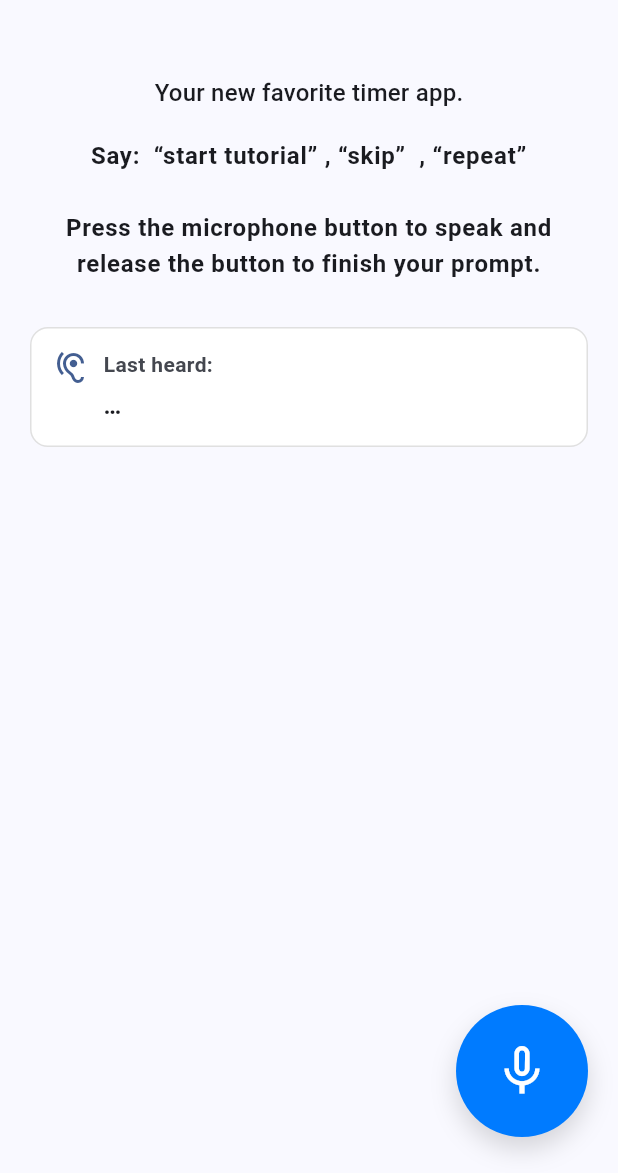
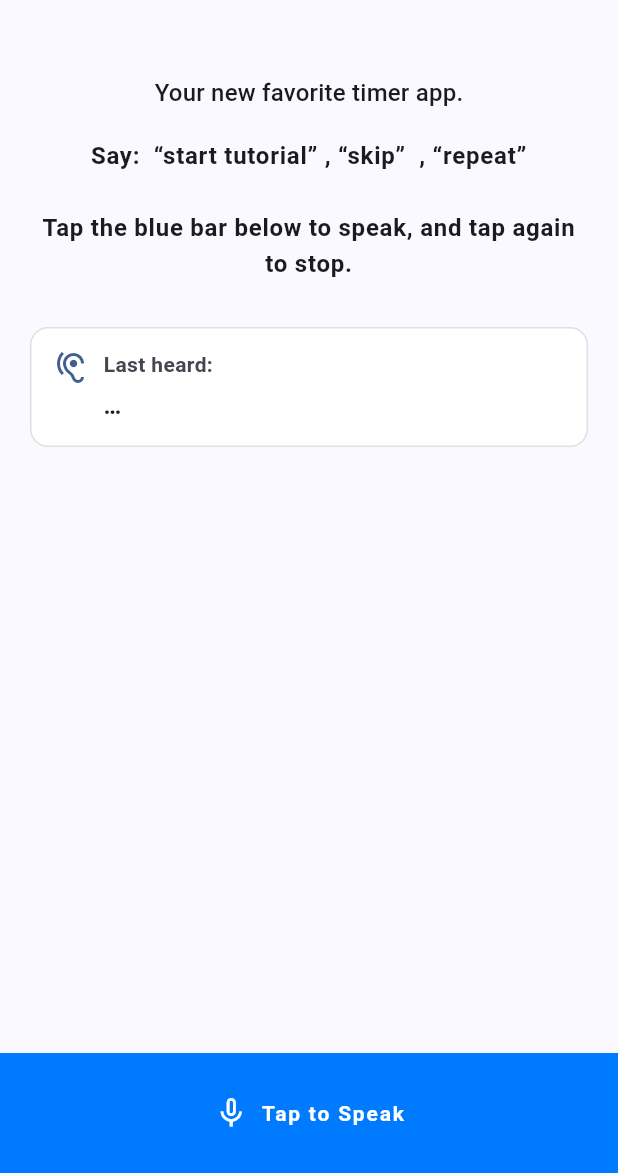
Before and after one commit to devgrg25/TickTalk-User-Stories-and-Project-Setup-Group-2-, a Flutter app: the screen it shows after launch, on a phone screen of 412 x 824 dp, the part 63-1236 px from its top. Run offline on Flutter 3.47's test engine with Material 3 defaults, Android fonts, the phone set to English and light mode, and no system bars; our stand-ins replace flutter_tts, shared_preferences, speech_to_text; missing offline and left inert: google_speech.

Commit message:
welcomepage and homepage mic updated

```diff
--- a/lib/homepage.dart
+++ b/lib/homepage.dart
@@ -188,7 +188,7 @@ class HomeScreenState extends State<HomeScreen> {
       // ----------------------- MAIN BODY ------------------------
       body: SafeArea(
         child: Padding(
-          padding: const EdgeInsets.only(bottom: 90),
+          padding: const EdgeInsets.only(bottom: 110), // increased from 90
           child: SingleChildScrollView(
             padding: const EdgeInsets.symmetric(horizontal: 16, vertical: 8),
             child: Column(
@@ -337,7 +337,8 @@ class HomeScreenState extends State<HomeScreen> {
                     ? Colors.redAccent
                     : const Color(0xFF007BFF),
                 width: double.infinity,
-                padding: const EdgeInsets.symmetric(vertical: 14),
+                padding: const EdgeInsets.symmetric(
+                    vertical: 28), // doubled tap area here
                 child: Row(
                   mainAxisAlignment: MainAxisAlignment.center,
                   children: [
--- a/lib/welcome_page.dart
+++ b/lib/welcome_page.dart
@@ -1,5 +1,4 @@
 // welcome_page.dart  (ONLY the import list + _handle() "start tutorial" part changed)
-
 import 'package:flutter/material.dart';
 import 'package:flutter/services.dart';
 import 'package:flutter_tts/flutter_tts.dart';
@@ -33,7 +32,7 @@ class _WelcomePageState extends State<WelcomePage> {
   final String _welcomeText = '''
 Welcome to TickTalk. I’ll guide you through setup and features step by step.
 Say “start tutorial” to begin, “skip” to continue to the app, or “repeat” to hear this again.
-Press and hold the microphone button on the right side of your screen to speak, then release to finish your request.
+Tap the blue bar at the bottom of your screen to speak, then tap again to stop.
 ''';
 
   @override
@@ -134,22 +133,21 @@ Press and hold the microphone button on the right side of your screen to speak,
       return;
     }
 
-    // ✅ ONLY CHANGE: handle "start tutorial" by launching a guided flow
+    // ✅ handle "start tutorial"
     if (has('start tutorial') || has('start the tutorial') || has('start')) {
       try {
         await _speech.stop();
         await _tts.stop();
       } catch (_) {}
 
-      // tiny 2-minute total demo: 1 min work, 1 min break
       final demo = TimerData(
-        id: '123', // Unique identifier for this timer preset
-        name: 'Pomodoro Study', // A descriptive name
-        totalTime: 80, // Total time in seconds (30 minutes)
-        workInterval: 20, // Work duration in seconds (25 minutes)
-        breakInterval: 10, // Break duration in seconds (5 minutes)
-        totalSets: 3, // The number of work/break cycles
-        currentSet: 1, // Starting at the first set
+        id: '123',
+        name: 'Pomodoro Study',
+        totalTime: 80,
+        workInterval: 20,
+        breakInterval: 10,
+        totalSets: 3,
+        currentSet: 1,
       );
 
       if (!mounted) return;
@@ -187,23 +185,17 @@ Press and hold the microphone button on the right side of your screen to speak,
     if (has('hey ticktalk start the stopwatch') ||
         has('start the stopwatch') ||
         has('start stopwatch')) {
-      // TODO: navigate to stopwatch if you want outside tutorial
+      // Optional future feature
       return;
     }
   }
 
-  // --------- Press-to-talk: haptic + click feedback ---------- //
-  Future<void> _pressToTalkStart() async {
+  // Optional tactile feedback
+  Future<void> _triggerFeedback() async {
     try {
       HapticFeedback.mediumImpact();
       SystemSound.play(SystemSoundType.click);
     } catch (_) {}
-    await _tts.stop();
-    await _startListening();
-  }
-
-  Future<void> _pressToTalkStop() async {
-    await _stopListening();
   }
 
   @override
@@ -224,11 +216,12 @@ Press and hold the microphone button on the right side of your screen to speak,
         title: const Text('Welcome to TickTalk!'),
         centerTitle: true,
       ),
-      body: Stack(
+      body: SafeArea(
+        child: Stack(
           children: [
-          // content
+            // --------- Main content ---------
             ListView(
-            padding: const EdgeInsets.fromLTRB(20, 28, 20, 120),
+              padding: const EdgeInsets.fromLTRB(20, 28, 20, 140),
               children: [
                 const SizedBox(height: 8),
                 Text(
@@ -239,7 +232,7 @@ Press and hold the microphone button on the right side of your screen to speak,
                 const SizedBox(height: 18),
                 Text(
                   'Say:  “start tutorial” , “skip”  , “repeat”\n\n'
-                    'Press the microphone button to speak and release the button to finish your prompt.',
+                      'Tap the blue bar below to speak, and tap again to stop.',
                   textAlign: TextAlign.center,
                   style: Theme.of(context)
                       .textTheme
@@ -287,38 +280,53 @@ Press and hold the microphone button on the right side of your screen to speak,
               ],
             ),
 
-          // Bottom-right, big press-to-talk mic (≈2× size)
-          Positioned(
-            right: 20,
-            bottom: 24,
+            // --------- Bottom full-width mic bar (same as HomeScreen) ---------
+            Align(
+              alignment: Alignment.bottomCenter,
+              child: SafeArea(
                 child: GestureDetector(
-              onTapDown: (_) => _pressToTalkStart(),
-              onTapUp: (_) => _pressToTalkStop(),
-              onTapCancel: _pressToTalkStop,
-              child: Container(
-                width: 88,
-                height: 88,
-                decoration: BoxDecoration(
-                  color: _listening ? Colors.redAccent : const Color(0xFF007BFF),
-                  shape: BoxShape.circle,
-                  boxShadow: [
-                    BoxShadow(
-                      color: Colors.black.withOpacity(0.15),
-                      blurRadius: 14,
-                      offset: const Offset(0, 8),
+                  onTap: () async {
+                    await _triggerFeedback();
+                    if (_listening) {
+                      await _stopListening();
+                    } else {
+                      await _tts.stop();
+                      await _startListening();
+                    }
+                  },
+                  child: AnimatedContainer(
+                    duration: const Duration(milliseconds: 300),
+                    color:
+                    _listening ? Colors.redAccent : const Color(0xFF007BFF),
+                    width: double.infinity,
+                    padding: const EdgeInsets.symmetric(vertical: 28),
+                    child: Row(
+                      mainAxisAlignment: MainAxisAlignment.center,
+                      children: [
+                        Icon(
+                          _listening ? Icons.mic : Icons.mic_none,
+                          color: Colors.white,
+                        ),
+                        const SizedBox(width: 8),
+                        Text(
+                          _listening
+                              ? "Listening... Tap to stop"
+                              : "Tap to Speak",
+                          style: const TextStyle(
+                            color: Colors.white,
+                            fontWeight: FontWeight.bold,
+                            letterSpacing: 1.2,
+                          ),
                         ),
                       ],
                     ),
-                child: Icon(
-                  _listening ? Icons.mic : Icons.mic_none,
-                  color: Colors.white,
-                  size: 40,
                   ),
                 ),
               ),
             ),
           ],
         ),
+      ),
     );
   }
 }
```
Lines whose indentation alone changed are shown as unchanged.
